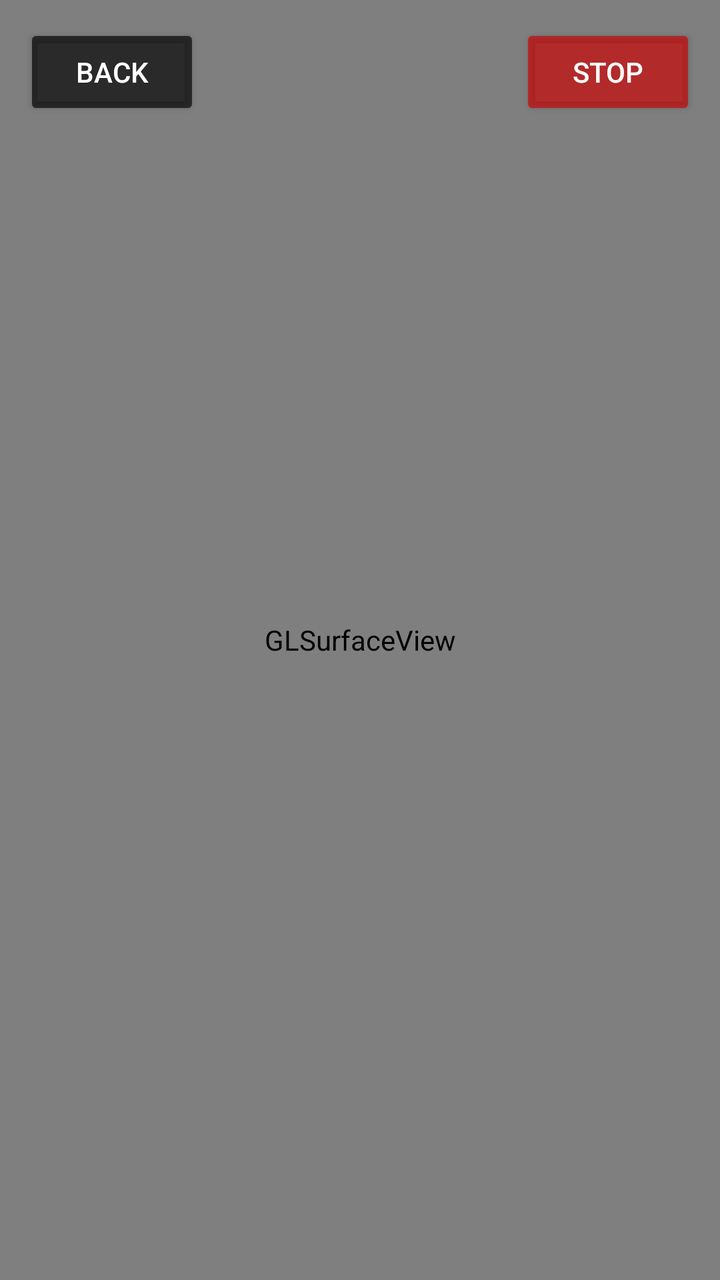
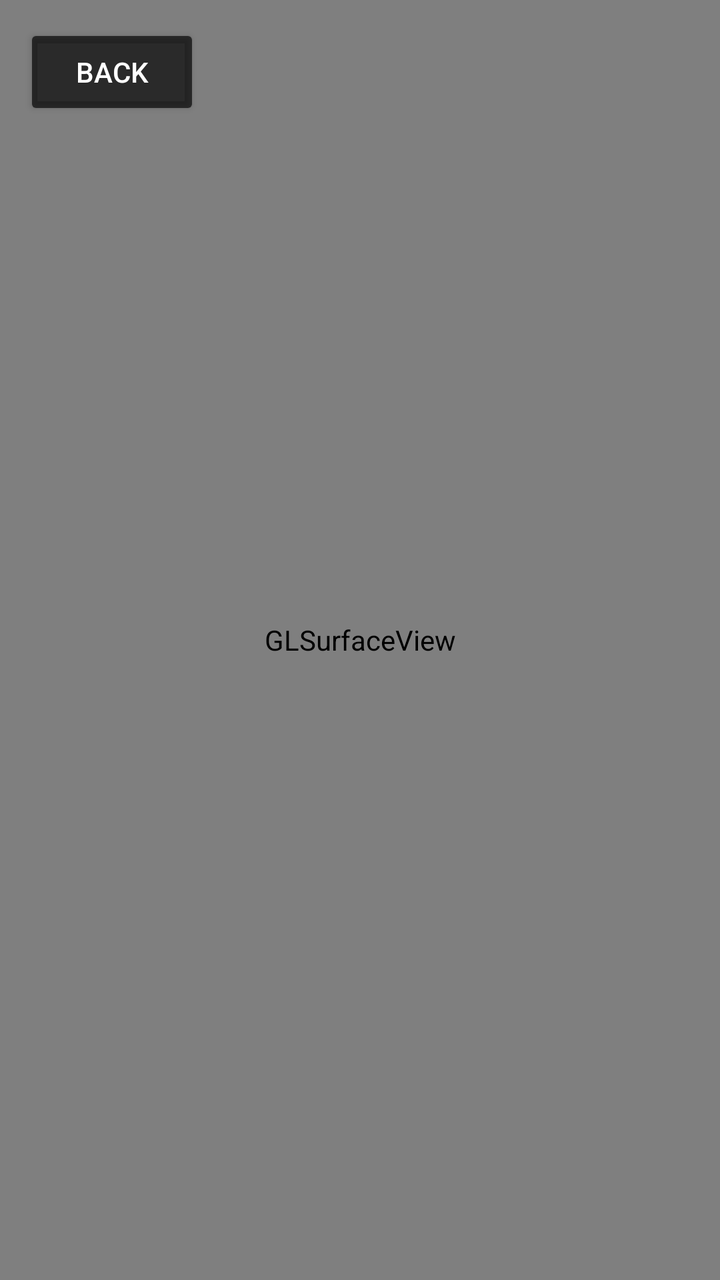

Two renders of the same Android screen: before a commit and after it. Below are the layout's source before the change and the commit's diff.
<!-- AndroidManifest.xml: application theme Theme.SmartCane -->
<!-- res/layout/safety_walk_activity.xml -->
<?xml version="1.0" encoding="utf-8"?>
<FrameLayout xmlns:android="http://schemas.android.com/apk/res/android"
    android:layout_width="match_parent"
    android:layout_height="match_parent">

    <android.opengl.GLSurfaceView
        android:id="@+id/arSurfaceView"
        android:layout_width="match_parent"
        android:layout_height="match_parent" />

    <ImageView
        android:id="@+id/overlayView"
        android:layout_width="match_parent"
        android:layout_height="match_parent"
        android:contentDescription="@null"
        android:scaleType="fitCenter" />

    <LinearLayout
        android:layout_width="match_parent"
        android:layout_height="wrap_content"
        android:layout_gravity="top"
        android:orientation="horizontal"
        android:padding="12dp">

        <Button
            android:id="@+id/btnBack"
            android:layout_width="wrap_content"
            android:layout_height="wrap_content"
            android:backgroundTint="#AA000000"
            android:text="@string/action_back"
            android:textColor="#FFFFFF" />

        <View
            android:layout_width="0dp"
            android:layout_height="1dp"
            android:layout_weight="1" />

        <Button
            android:id="@+id/btnStop"
            android:layout_width="wrap_content"
            android:layout_height="wrap_content"
            android:backgroundTint="#AACC0000"
            android:text="@string/action_stop"
            android:textColor="#FFFFFF" />

    </LinearLayout>

</FrameLayout>
<!-- resources referenced by this layout -->
<resources>
  <string name="action_back">Back</string>
  <string name="action_stop">Stop</string>
  <style name="Theme.SmartCane" parent="android:Theme.Material.Light.NoActionBar">
          <item name="android:windowBackground">@android:color/black</item>
          <item name="android:navigationBarColor">@android:color/transparent</item>
          <item name="android:statusBarColor">@android:color/transparent</item>
      </style>
</resources>

<!-- the commit's change to res/layout/safety_walk_activity.xml (unified diff, before → after) -->
@@ -16,9 +16,10 @@
         android:scaleType="fitCenter" />
 
     <LinearLayout
-        android:layout_width="match_parent"
+        android:id="@+id/topButtonBar"
+        android:layout_width="wrap_content"
         android:layout_height="wrap_content"
-        android:layout_gravity="top"
+        android:layout_gravity="top|start"
         android:orientation="horizontal"
         android:padding="12dp">
 
@@ -30,19 +31,6 @@
             android:text="@string/action_back"
             android:textColor="#FFFFFF" />
 
-        <View
-            android:layout_width="0dp"
-            android:layout_height="1dp"
-            android:layout_weight="1" />
-
-        <Button
-            android:id="@+id/btnStop"
-            android:layout_width="wrap_content"
-            android:layout_height="wrap_content"
-            android:backgroundTint="#AACC0000"
-            android:text="@string/action_stop"
-            android:textColor="#FFFFFF" />
-
     </LinearLayout>
 
 </FrameLayout>
<!-- resource entries referenced after the edit -->
@@ -1,7 +1,6 @@
 <!-- resources referenced by this layout -->
 <resources>
   <string name="action_back">Back</string>
-  <string name="action_stop">Stop</string>
   <style name="Theme.SmartCane" parent="android:Theme.Material.Light.NoActionBar">
           <item name="android:windowBackground">@android:color/black</item>
           <item name="android:navigationBarColor">@android:color/transparent</item>
